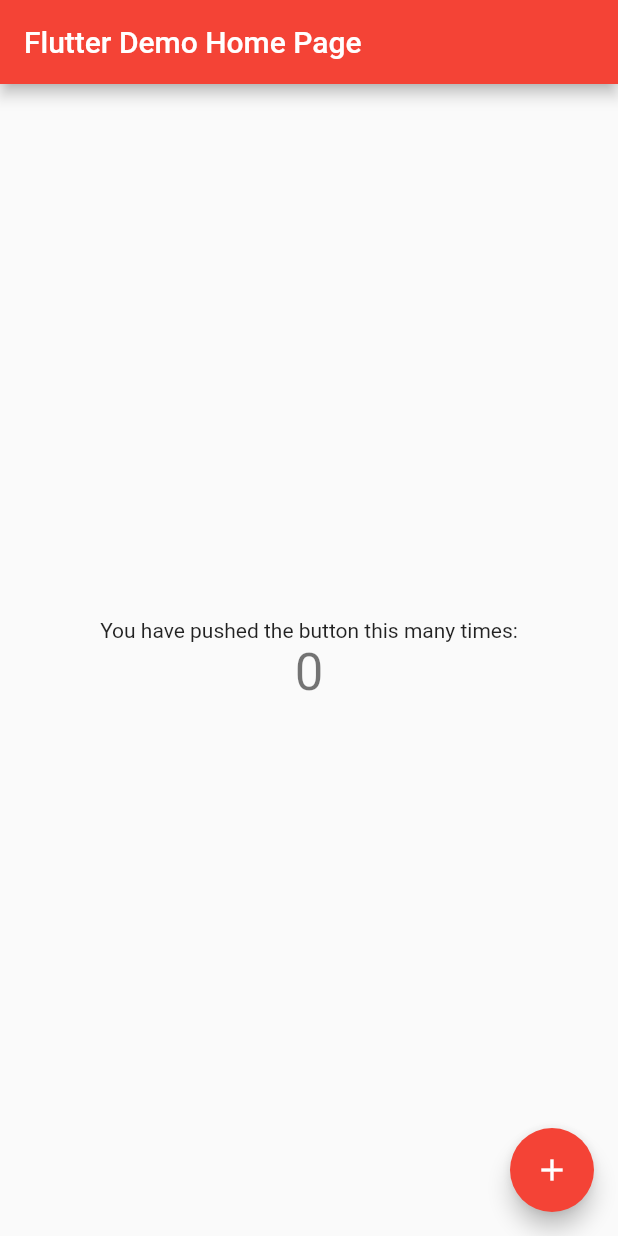
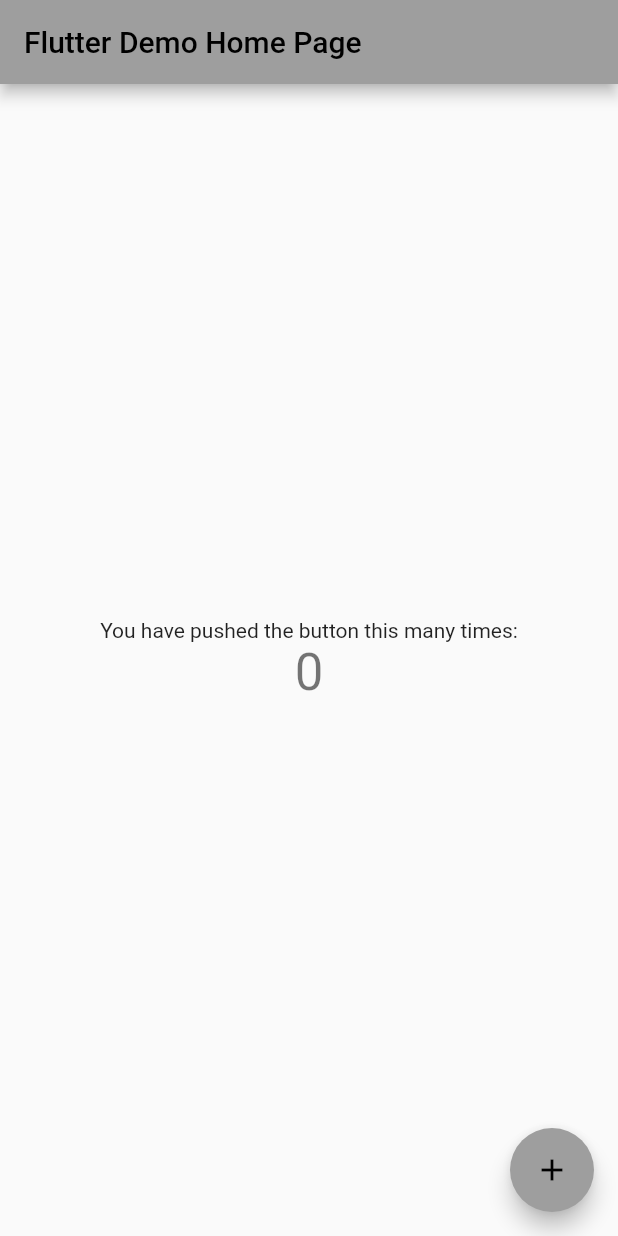
Before and after one commit to Yasodhavara/new_project, a Flutter app: the screen it shows after launch, on a phone screen of 412 x 824 dp. Run offline on Flutter 3.47's test engine with Material 2 defaults, Android fonts, the phone set to English and light mode, and no system bars.

Commit message:
app bar color changed to grey

```diff
--- a/lib/main.dart
+++ b/lib/main.dart
@@ -22,7 +22,7 @@ class MyApp extends StatelessWidget {
         // or simply save your changes to "hot reload" in a Flutter IDE).
         // Notice that the counter didn't reset back to zero; the application
         // is not restarted.
-        primarySwatch: Colors.red,
+        primarySwatch: Colors.grey,
       ),
       home: const MyHomePage(title: 'Flutter Demo Home Page'),
     );
```
